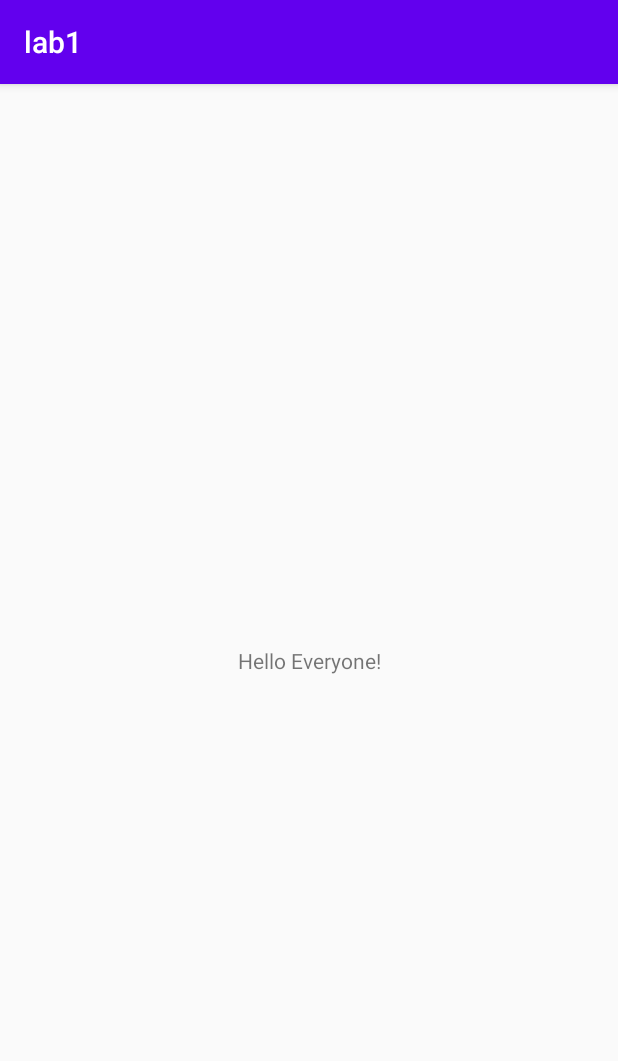
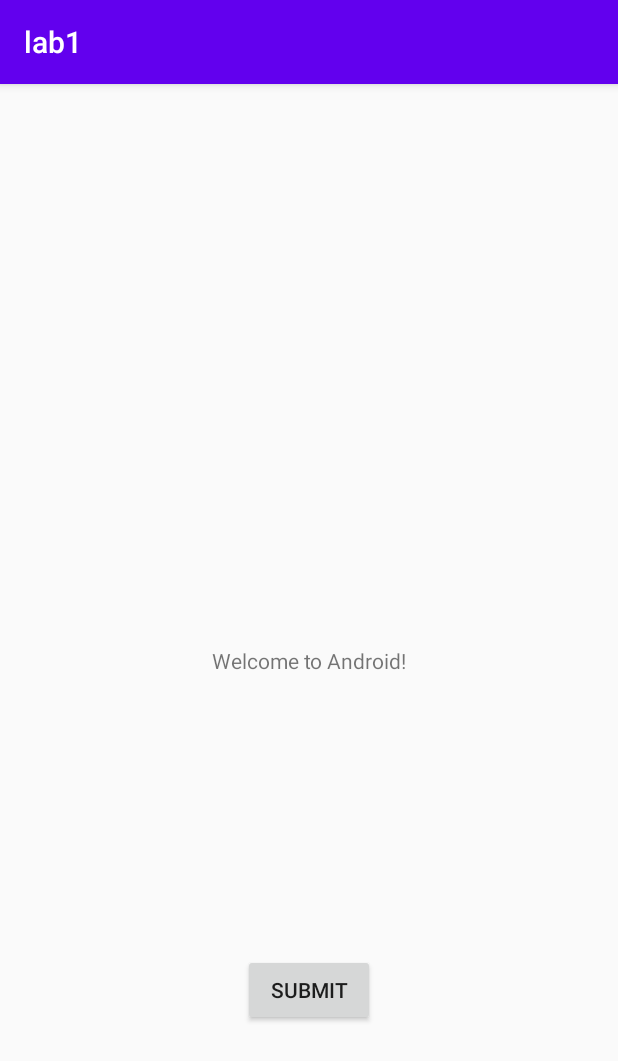
Before and after one commit to CS407-Fall-2021/lab1-msuski12, an Android app: the screen it shows after launch (LabActivity), on a phone screen of 412 x 824 dp. Shown: the top 1061 px of the screen. Run offline under Robolectric (Android 15) with nearby library versions, the phone set to English and light mode, and no system bars.

Commit message:
changed title to "Welcome to Android!", added submit button

```diff
--- a/app/src/main/res/layout/activity_main.xml
+++ b/app/src/main/res/layout/activity_main.xml
@@ -7,12 +7,23 @@
     tools:context=".LabActivity">
 
     <TextView
+        android:id="@+id/textView"
         android:layout_width="wrap_content"
         android:layout_height="wrap_content"
-        android:text="Hello Everyone!"
+        android:text="Welcome to Android!"
         app:layout_constraintBottom_toBottomOf="parent"
         app:layout_constraintLeft_toLeftOf="parent"
         app:layout_constraintRight_toRightOf="parent"
         app:layout_constraintTop_toTopOf="parent" />
 
+    <Button
+        android:id="@+id/button"
+        android:layout_width="wrap_content"
+        android:layout_height="wrap_content"
+        android:layout_marginBottom="140dp"
+        android:text="Submit"
+        app:layout_constraintBottom_toBottomOf="parent"
+        app:layout_constraintEnd_toEndOf="parent"
+        app:layout_constraintStart_toStartOf="parent" />
+
 </androidx.constraintlayout.widget.ConstraintLayout>
```
